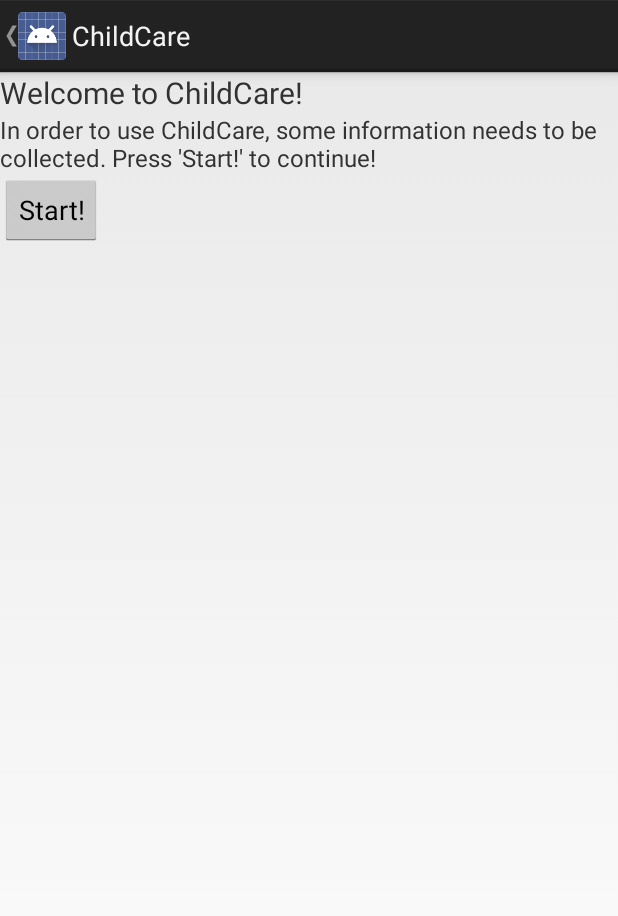
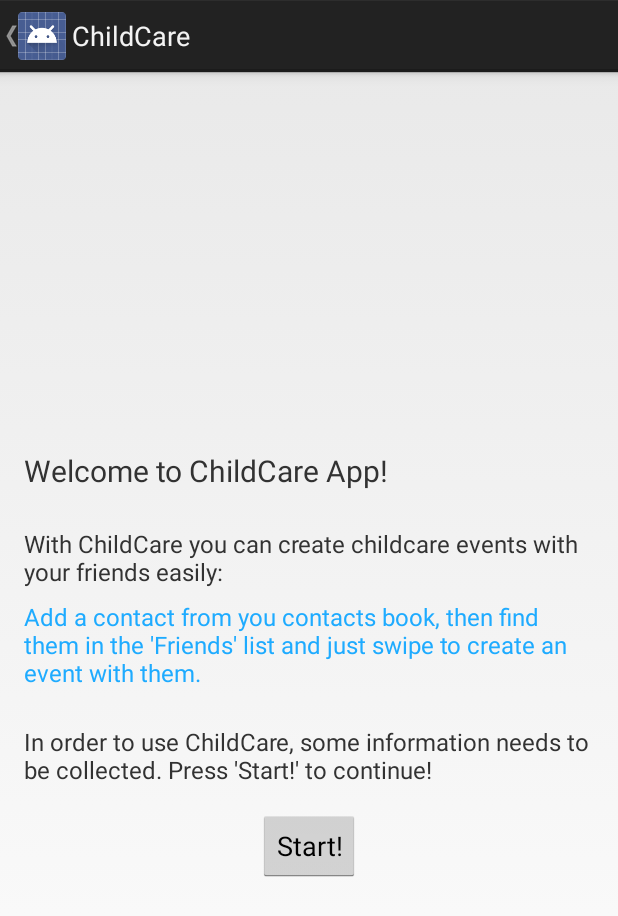
Before and after one commit to buypolarbear/childcareapp-1, an Android app: the screen it shows after launch (MainActivity), on a phone screen of 412 x 824 dp. Shown: the top 916 px of the screen. Run offline under Robolectric (Android 15) with nearby library versions, the phone set to English and light mode, and no system bars; 3 statements that could not run were skipped.

Commit message:
Some UI Fixes

```diff
--- a/app/src/main/java/com/finalproject/cs4962/childcare/FriendOnTouchHandler.java
+++ b/app/src/main/java/com/finalproject/cs4962/childcare/FriendOnTouchHandler.java
@@ -133,6 +133,7 @@ public class FriendOnTouchHandler implements View.OnTouchListener {
 //                                    importContact_intent = new Intent(Intent.ACTION_PICK, ContactsContract.Contacts.CONTENT_URI);
                                         //startActivityForResult(importContact_intent, ADD_CONTACT);
                                         //Toast.makeText(context, "clicked 1", Toast.LENGTH_SHORT).show();
+                                        _activity.selectItem(_activity.addEventPos);
                                         break;
                                     case 1:
                                         _activity.LoadContactDetails(view);
--- a/app/src/main/java/com/finalproject/cs4962/childcare/MainActivity.java
+++ b/app/src/main/java/com/finalproject/cs4962/childcare/MainActivity.java
@@ -765,7 +765,7 @@ public class MainActivity extends Activity {
                         // To dismiss the dialog
 
                         data.addAll(Contact_Data);
-                        progress.dismiss();
+//                        progress.dismiss();
 
                         activity.StartAPIContactsLoad(Contact_Data, new FriendOnTouchHandler(activity));
                     }
--- a/app/src/main/res/layout/friends_layout.xml
+++ b/app/src/main/res/layout/friends_layout.xml
@@ -4,4 +4,10 @@
     android:orientation="vertical" android:layout_width="match_parent"
     android:layout_height="match_parent">
 
+    <Button
+        android:layout_width="wrap_content"
+        android:layout_height="wrap_content"
+        android:text="New Button"
+        android:id="@+id/button"
+        android:layout_gravity="center_horizontal" />
 </LinearLayout>
--- a/app/src/main/res/layout/initial_startup.xml
+++ b/app/src/main/res/layout/initial_startup.xml
@@ -1,26 +1,61 @@
 <?xml version="1.0" encoding="utf-8"?>
 
-<LinearLayout xmlns:android="http://schemas.android.com/apk/res/android"
+
+<ScrollView xmlns:android="http://schemas.android.com/apk/res/android"
+    android:layout_width="match_parent"
+    android:layout_height="match_parent"
+    android:id="@+id/scrollView" >
+<LinearLayout
     android:orientation="vertical"
     android:layout_width="match_parent"
     android:layout_height="match_parent"
+    android:layout_gravity="center"
     android:layout_centerHorizontal="true"
     android:layout_centerVertical="true">
 
     <TextView
         android:layout_width="wrap_content"
         android:layout_height="wrap_content"
-        android:text="Welcome to ChildCare!"
+        android:layout_marginTop="@dimen/activity_vertical_margin"
+        android:layout_marginLeft="@dimen/activity_vertical_margin"
+        android:layout_marginRight="@dimen/activity_vertical_margin"
+        android:text="Welcome to ChildCare App!"
         android:textSize="20dp"/>
     <TextView
         android:layout_width="wrap_content"
         android:layout_height="wrap_content"
+        android:layout_marginTop="24dp"
+        android:layout_marginLeft="@dimen/activity_vertical_margin"
+        android:layout_marginRight="@dimen/activity_vertical_margin"
+        android:text="With ChildCare you can create childcare events with your friends easily:"
+        android:textSize="16dp"/>
+    <TextView
+        android:layout_width="wrap_content"
+        android:layout_height="wrap_content"
+        android:layout_marginTop="8dp"
+        android:layout_marginLeft="@dimen/activity_vertical_margin"
+        android:layout_marginRight="@dimen/activity_vertical_margin"
+        android:text="Add a contact from you contacts book, then find them in the 'Friends' list and just swipe to create an event with them."
+        android:textSize="16dp"
+        android:textColor="#ff1eabff" />
+    <TextView
+        android:layout_width="wrap_content"
+        android:layout_height="wrap_content"
+        android:layout_gravity="bottom"
+        android:layout_marginTop="24dp"
+        android:layout_marginLeft="@dimen/activity_vertical_margin"
+        android:layout_marginRight="@dimen/activity_vertical_margin"
         android:text="In order to use ChildCare, some information needs to be collected. Press 'Start!' to continue!"
         android:textSize="16dp"/>
     <Button
         android:id="@+id/beginStartup"
         android:layout_width="wrap_content"
         android:layout_height="wrap_content"
+        android:layout_marginTop="@dimen/activity_vertical_margin"
+        android:layout_marginLeft="@dimen/activity_vertical_margin"
+        android:layout_marginRight="@dimen/activity_vertical_margin"
+        android:layout_gravity="center_horizontal"
         android:text="Start!"/>
 
 </LinearLayout>
+</ScrollView>
```
Also changed, not shown: app/src/main/java/com/finalproject/cs4962/childcare/ContactArrayAdapter.java (+8 -8 lines), app/src/main/java/com/finalproject/cs4962/childcare/ContactRowDataClicked.java (+4 -4 lines), app/src/main/res/layout/contact_view.xml (+59 -47 lines).
